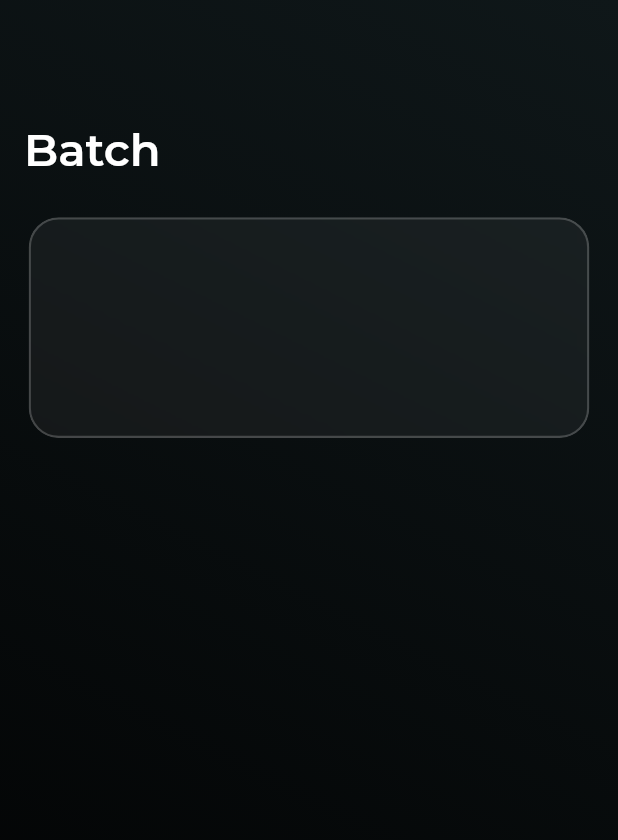
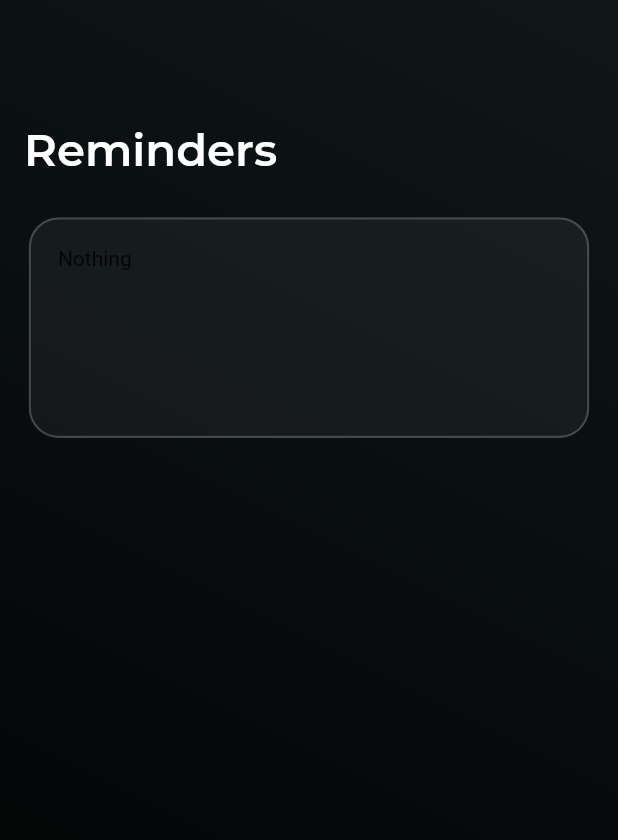
Before and after one commit to proguy18/batch-repository, a Flutter app: the screen it shows after launch, after a tap on "Batch", on a phone screen of 412 x 824 dp. Shown: the top 840 px of the screen. Run offline on Flutter 3.47's test engine with Material 2 defaults, Android fonts, the light colour scheme and no system bars; our stand-ins replace animated_text_kit, cloud_firestore, firebase_auth, firebase_core, flutter_rating_bar, fluttertoast and 4 more; missing offline and left inert: dart:ffi, flutter_voximplant; accounts and stored records are empty.

Commit message:
feat - fetch and created appropriate batch models

```diff
--- a/lib/api/batch_api.dart
+++ b/lib/api/batch_api.dart
@@ -5,8 +5,10 @@ getBatch() {
   var snapshot = FirebaseFirestore.instance
       .collection('availableBatches')
       .orderBy('batchNo', descending: false)
-      .limit(1)
-      .get();
+      .limit(1);
+
+  return snapshot.get();
+
   // .then((snapshot) {
   //   DocumentSnapshot firstDocument = snapshot.docs.first;
   //   Map<String, dynamic> data = firstDocument.data;
--- a/lib/models/batch_collection_model.dart
+++ b/lib/models/batch_collection_model.dart
@@ -3,29 +3,25 @@ import 'dart:ffi';
 import 'package:cloud_firestore/cloud_firestore.dart';
 
 class BatchCollectionModel {
-  final String id;
   final String name;
   final num number;
   final String type;
 
   BatchCollectionModel(
-      {required this.id,
-      required this.name,
+      {required this.name,
       required this.number,
       required this.type});
 
   factory BatchCollectionModel.fromMap(Map<String, dynamic> map) {
     return BatchCollectionModel(
-      id: map['id'],
-      name: map['name'],
-      number: map['number'],
-      type: map['type'],
+      name: map['Name'],
+      number: map['Nomor'],
+      type: map['Type'],
     );
   }
 
   Map<String, dynamic> toMap() {
     return {
-      'id': id,
       'name': name,
       'number': number,
       'type': type,
--- a/lib/screens/batch_page.dart
+++ b/lib/screens/batch_page.dart
@@ -69,7 +69,7 @@ class _BatchPageState extends State<BatchPage> {
                         Padding(
                           padding: const EdgeInsets.all(16.0),
                           child: Text(
-                            "Batch",
+                            "Reminders",
                             style: GoogleFonts.montserrat(
                                 fontSize: 30,
                                 fontWeight: FontWeight.w600,
@@ -90,10 +90,13 @@ class _BatchPageState extends State<BatchPage> {
                         height: MediaQuery.of(context).size.height * 0.175,
                         child: Padding(
                           padding: const EdgeInsets.all(18.0),
-                          child: Row(
-                            mainAxisAlignment: MainAxisAlignment.start,
-                            children: [],
-                          ),
+                          child:
+                          Text("Nothing")
+                          // child: ContactCard(name: name, type: type, phone: phone)
+                          // child: Row(
+                          //   mainAxisAlignment: MainAxisAlignment.start,
+                          //   children: [],
+                          // ),
                         ),
                       ),
                     ),
```
Also changed, not shown: lib/screens/reminders_page.dart (+16 -3 lines), lib/services/batch_service.dart (+14 -16 lines).
